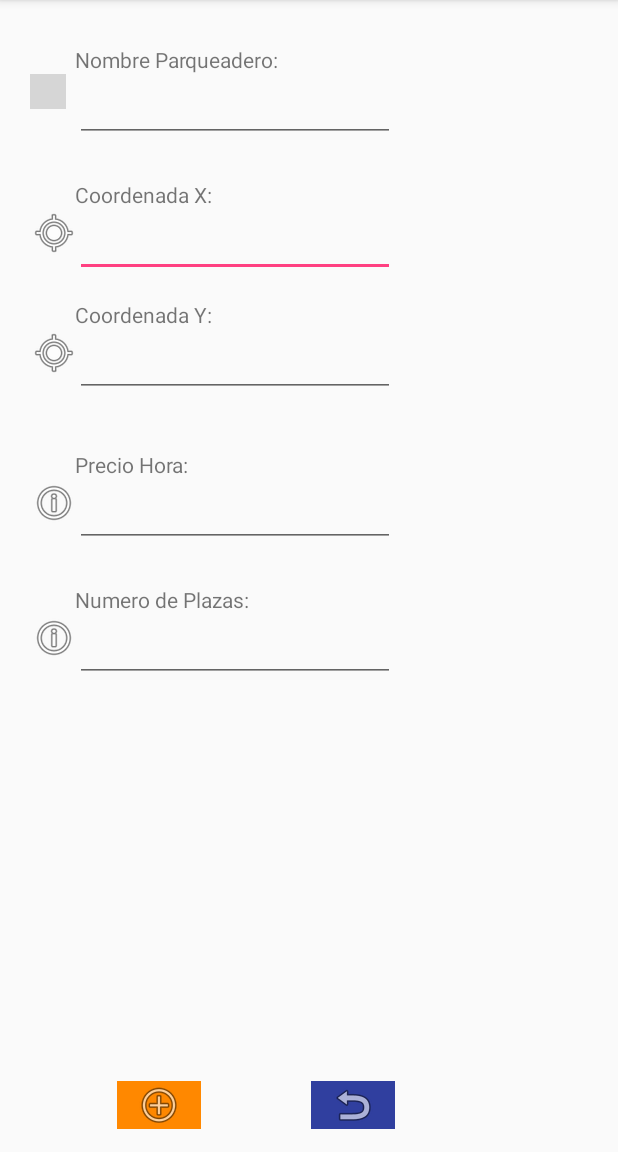
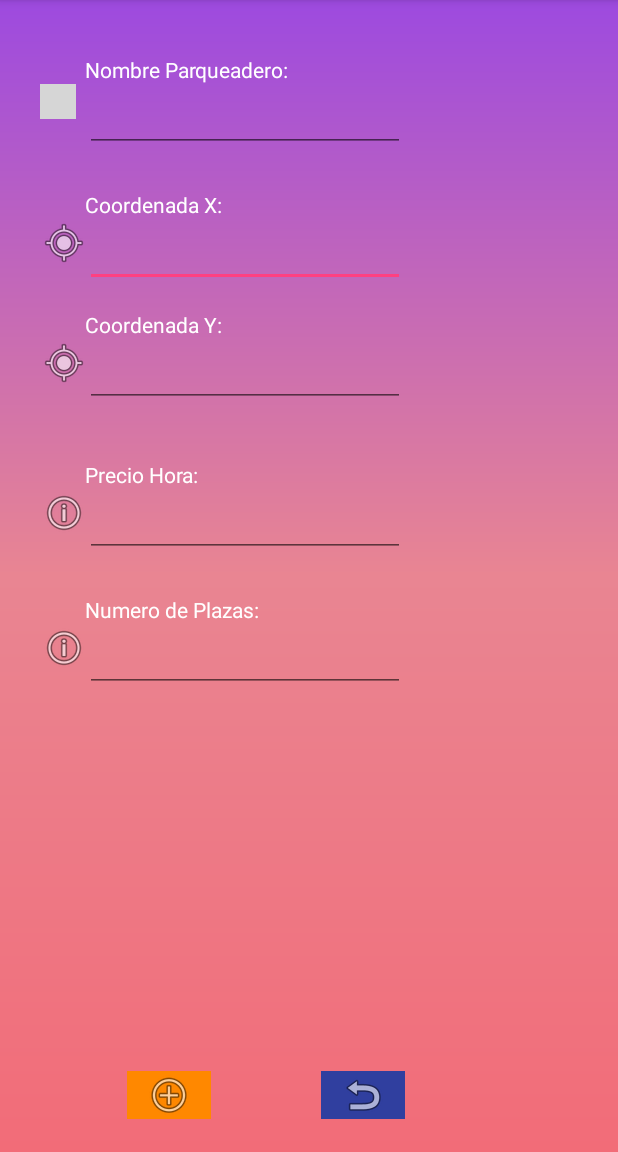
Before and after one commit to Darogel/proyectoParqueo, an Android app: the ParqueaderoAdd screen opened directly, with no data from a screen before it, on a phone screen of 412 x 824 dp, the part 84-1236 px from its top. Run offline under Robolectric (Android 15) with nearby library versions, the phone set to English and light mode, and no system bars; grey boxes are pictures that could not be loaded.

Commit message:
Estilos
se Creo un fondo y añadio a las vistas

```diff
--- a/resParking/app/src/main/res/layout/activity_parqueadero_add.xml
+++ b/resParking/app/src/main/res/layout/activity_parqueadero_add.xml
@@ -4,7 +4,8 @@
     xmlns:tools="http://schemas.android.com/tools"
     android:layout_width="match_parent"
     android:layout_height="match_parent"
-    tools:context=".ParqueaderoAdd">
+    tools:context=".ParqueaderoAdd"
+    android:background="@drawable/background_login">
 
   <!--  <TextView
         android:id="@+id/txt_external"
@@ -51,7 +52,8 @@
         android:layout_marginTop="120dp"
         android:layout_marginHorizontal="50dp"
         android:text="@string/coordenadaX"
-        android:layout_alignParentLeft="true" />
+        android:layout_alignParentLeft="true"
+        android:textColor="#fff"/>
 
 
     <EditText
@@ -79,7 +81,8 @@
         android:layout_marginTop="30dp"
         android:layout_marginHorizontal="50dp"
         android:text="@string/nombre_parqueo"
-        android:layout_alignParentLeft="true" />
+        android:layout_alignParentLeft="true"
+        android:textColor="#fff"/>
 
 
 
@@ -108,7 +111,8 @@
         android:layout_marginTop="200dp"
         android:layout_marginHorizontal="50dp"
         android:text="@string/coordenadaY"
-        android:layout_alignParentLeft="true" />
+        android:layout_alignParentLeft="true"
+        android:textColor="#fff"/>
 
 
     <EditText
@@ -136,7 +140,8 @@
         android:layout_marginTop="300dp"
         android:layout_marginHorizontal="50dp"
         android:text="@string/pHora"
-        android:layout_alignParentLeft="true" />
+        android:layout_alignParentLeft="true"
+        android:textColor="#fff"/>
 
 
     <EditText
@@ -164,7 +169,8 @@
       android:layout_marginTop="390dp"
       android:layout_marginHorizontal="50dp"
       android:text="@string/nPlaza"
-      android:layout_alignParentLeft="true" />
+      android:layout_alignParentLeft="true"
+      android:textColor="#fff"/>
 
 
   <EditText
```
Also changed, not shown: resParking/app/src/main/res/drawable/background_font.xml (added, +14 -0 lines), resParking/app/src/main/res/layout/activity_plaza_add.xml (+7 -3 lines), resParking/app/src/main/res/layout/activity_reservacion_add.xml (+10 -5 lines).
